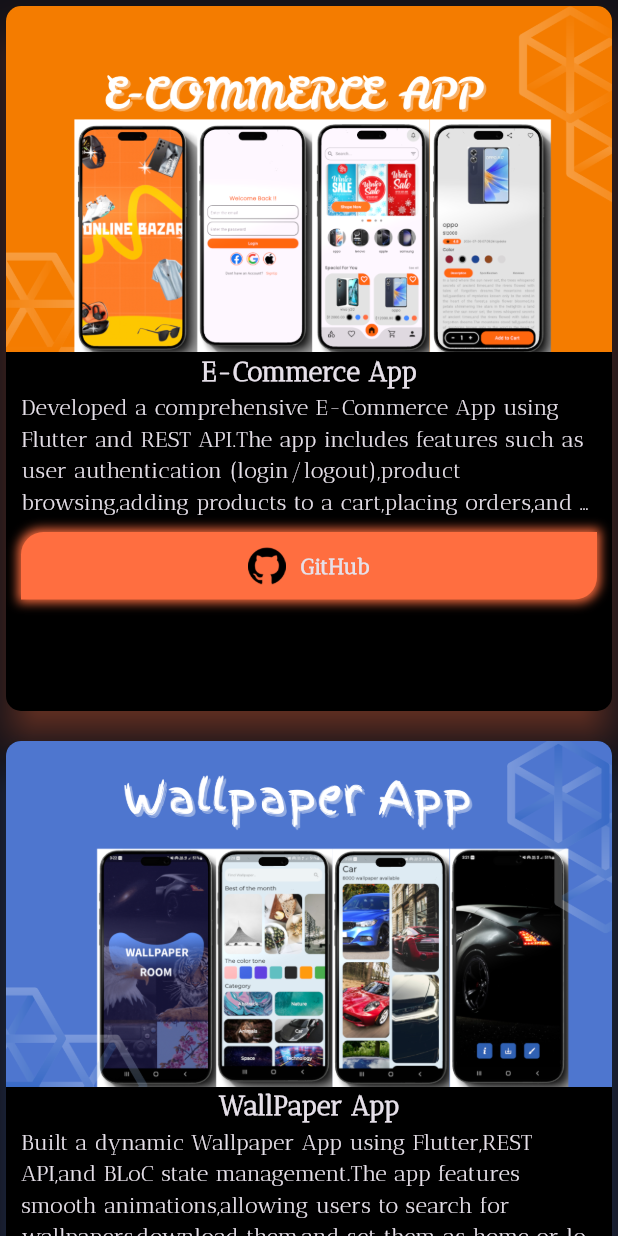
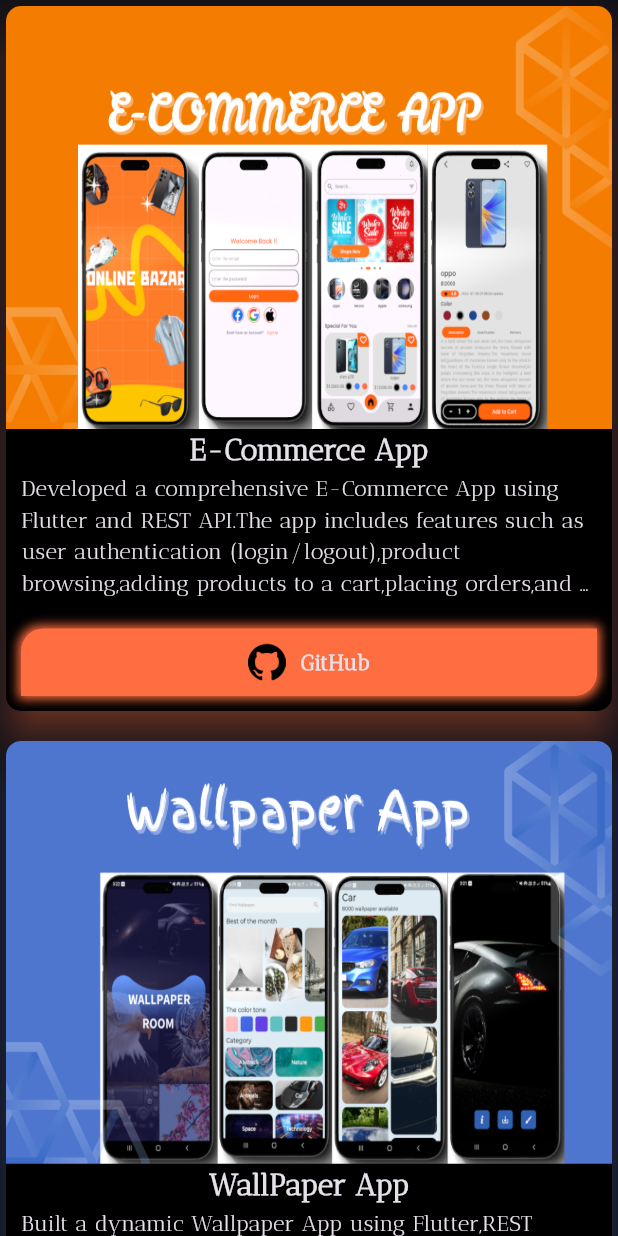
Before and after one commit to SauravPatel31/portfolio, a Flutter app: the ProjectCardWidget widget shown alone on an empty page, opened directly, on a phone screen of 412 x 824 dp. Run offline on Flutter 3.47's test engine with Material 3 defaults, Android fonts, the phone set to English and light mode, and no system bars; our stand-ins replace animated_text_kit, avatar_glow, carousel_slider, percent_indicator, shared_preferences; missing offline and left inert: flutter_animated_button; accounts and stored records are empty; project files that could hold a hidden picture were left out.

Commit message:
add more animation and add some padding

```diff
--- a/lib/utils/custome_widget.dart
+++ b/lib/utils/custome_widget.dart
@@ -2,6 +2,7 @@ import 'package:animated_text_kit/animated_text_kit.dart';
 import 'package:avatar_glow/avatar_glow.dart';
 import 'package:flutter/material.dart';
 import 'package:flutter_animated_button/flutter_animated_button.dart';
+
 import 'package:percent_indicator/circular_percent_indicator.dart';
 
 import 'package:portfolio/utils/styling.dart';
@@ -21,8 +22,8 @@ class CustomWidget {
   }
   List<Widget> imageList = [
     const Image(image: AssetImage("assets/image/c.jpg"),width: double.infinity,fit: BoxFit.contain,),
-    const Image(image: AssetImage("assets/image/b.jpg"),width: double.infinity,fit: BoxFit.contain,),
-    const Image(image: AssetImage("assets/image/a.jpg"),width: double.infinity,fit: BoxFit.contain,),
+    const Image(image: AssetImage("assets/image/b.jpg"),width: double.infinity,fit: BoxFit.cover,),
+    const Image(image: AssetImage("assets/image/a.jpg"),width: double.infinity,fit: BoxFit.cover,),
   ];
   List<Map<String,dynamic>> skills=[
     {
@@ -155,11 +156,8 @@ class CustomWidget {
             ]),
         SizedBox(height: 30,),
         ///social links..
-        SingleChildScrollView(
-          scrollDirection: Axis.horizontal,
-          child: Row(
-            spacing: 80,
-            mainAxisAlignment: MainAxisAlignment.center,
+        Wrap(
+          spacing: 50,
           children: [
             socialLinksBtn(socialImage: const AssetImage("assets/icons/linkedin-removebg-preview.png"), socialMediaName: "Linkedin",callback:(){
               launchURL("https://www.linkedin.com/in/saurav-patel-783276294/");
@@ -175,7 +173,6 @@ class CustomWidget {
              // print("Clicked on CV");
             }),
           ],
-          ),
         )
       ],
     );
@@ -286,22 +283,19 @@ class CustomWidget {
               ),
               const SizedBox(height: 10,),
               Card(
-                elevation: 12,
-                color: Colors.deepPurple,
+                elevation: 15,
+                color: eachProject['color'],
                 child: AnimatedButton(
-
                   animationDuration: Duration(seconds: 1),
                   onPress: (){
                     launchURL(eachProject['projectLink']);
                   },
                   height: 45,
                   text: 'Show Project',
-
                   selectedTextColor: Colors.black,
                   backgroundColor: Colors.black,
                   animatedOn: AnimatedOn.onHover,
                   isReverse: true,
-
                   transitionType: TransitionType.CENTER_ROUNDER,
                   textStyle: myTextStyle15(myFontweight: FontWeight.bold),
                 ),
@@ -327,10 +321,12 @@ class CustomWidget {
             curve: Curves.bounceOut,
             duration: Duration(seconds: 4),
             child: CircleAvatar(
+              backgroundColor: Colors.white,
               radius: 25,
               backgroundImage:socialImage ,
             ),
           ),
+          SizedBox(height: 10,),
           Text(socialMediaName,style: const TextStyle(fontSize: 15,fontWeight: FontWeight.bold,fontFamily: "Antic"),)
         ],
       ),
@@ -384,6 +380,4 @@ class CustomWidget {
       ],
     );
   }
-
-
 }
--- a/lib/utils/projects_page.dart
+++ b/lib/utils/projects_page.dart
@@ -53,14 +53,17 @@ class _ProjectCardWidgetState extends State<ProjectCardWidget>
                   child: Column(
                     children: [
                       ///Project Image
-                      ClipRRect(
+                      Expanded(
+                        flex:3,
+                        child: ClipRRect(
                           borderRadius:
                           const BorderRadius.vertical(top: Radius.circular(10)),
                           child: Image(
                             image: AssetImage(eachProject['projectImage']),
                             height: MediaQuery.of(context).size.height * 0.28,
                             width: double.infinity,
-                          fit: BoxFit.cover,
+                            fit: BoxFit.fill,
+                          ),
                         ),
                       ),
                       ///Project Name
@@ -68,17 +71,19 @@ class _ProjectCardWidgetState extends State<ProjectCardWidget>
                         padding: const EdgeInsets.symmetric(horizontal: 10),
                         child: Text(
                           eachProject['projectName'],
-                          style: myTextStyle18(myFontweight: FontWeight.bold),
+                          style: myTextStyle20(myFontweight: FontWeight.bold),
                         ),
                       ),
                       ///Project Description
-                      Padding(
+                      Expanded(
+                        child: Padding(
                           padding: const EdgeInsets.symmetric(horizontal: 10),
                           child: Text(
                             eachProject['projectDescription'],
                             maxLines: 4,
                             overflow: TextOverflow.ellipsis,
                             style: myTextStyle15(myFontweight: FontWeight.normal),
+                          ),
                         ),
                       ),
                       const SizedBox(height: 10),
@@ -103,6 +108,7 @@ class _ProjectCardWidgetState extends State<ProjectCardWidget>
                               borderRadius: BorderRadius.only(topLeft: Radius.circular(15),bottomRight: Radius.circular(15))
 
                             ),
+                            child: SingleChildScrollView(
                               child: Row(
                                 mainAxisAlignment: MainAxisAlignment.center,
                                 spacing:10,
@@ -114,6 +120,8 @@ class _ProjectCardWidgetState extends State<ProjectCardWidget>
                             ),
                           ),
                         ),
+                      ),
+                      const SizedBox(height: 10),
                     ],
                   ),
                 ),
--- a/lib/utils/styling.dart
+++ b/lib/utils/styling.dart
@@ -23,6 +23,13 @@ TextStyle myTextStyle18({FontWeight myFontweight = FontWeight.normal}){
       fontFamily: "Antic"
   );
 }
+TextStyle myTextStyle20({FontWeight myFontweight = FontWeight.normal}){
+  return TextStyle(
+      fontSize: 20,
+      fontWeight: myFontweight,
+      fontFamily: "Antic"
+  );
+}
 TextStyle myTextStyle25({FontWeight myFontweight = FontWeight.normal}){
   return TextStyle(
       fontSize: 25,
--- a/pubspec.yaml
+++ b/pubspec.yaml
@@ -44,6 +44,7 @@ dependencies:
   avatar_glow:
   lottie:
   provider: ^6.1.2
+  firebase_core:
 
 dev_dependencies:
   flutter_test:
```
Also changed, not shown: lib/home_page.dart (+5 -6 lines), pubspec.lock, 4 other files. Lines whose indentation alone changed are shown as unchanged.
